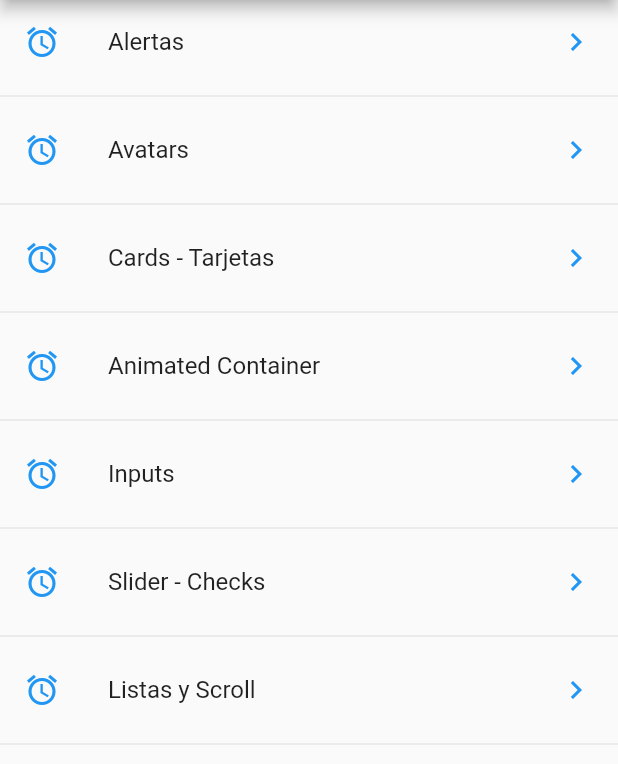
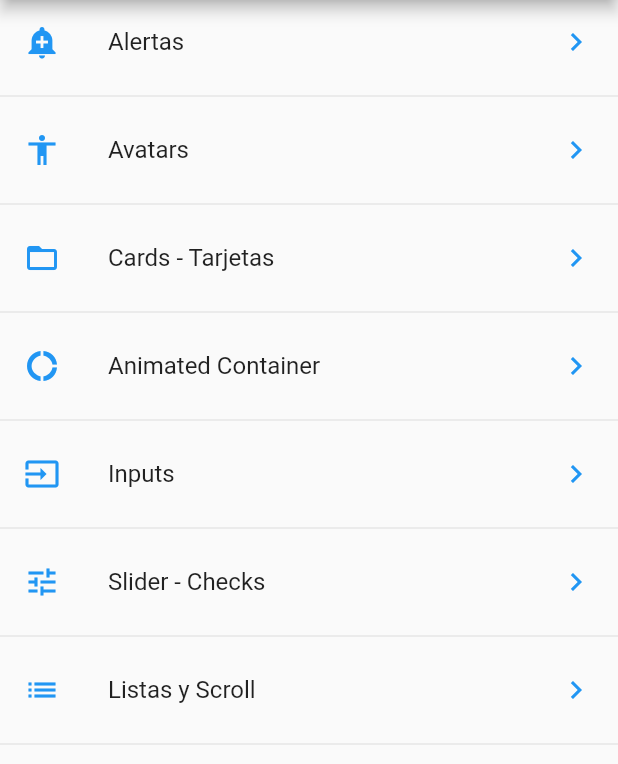
Before and after one commit to pedromaironi/components-in-flutter, a Flutter app: the screen it shows after launch, on a phone screen of 412 x 824 dp, the part 84-848 px from its top. Run offline on Flutter 3.47's test engine with Material 2 defaults, Android fonts, the phone set to English and light mode, and no system bars.

Commit message:
[Components] Adding a new util for manage Icons from json

```diff
--- a/lib/src/pages/homa_page.dart
+++ b/lib/src/pages/homa_page.dart
@@ -1,4 +1,5 @@
-import 'package:components_flutter/src/pages/providers/menu_provider.dart';
+import 'package:components_flutter/src/providers/menu_provider.dart';
+import 'package:components_flutter/src/utils/icons_string_util.dart';
 import 'package:flutter/cupertino.dart';
 import 'package:flutter/material.dart';
 
@@ -42,7 +43,7 @@ class HomePage extends StatelessWidget {
     data.forEach((opt) {
       final widgetTemp = ListTile(
         title: Text(opt['texto']),
-        leading: Icon(Icons.access_alarm, color:Colors.blue),
+        leading: getIcon(opt['icon']),
         trailing: Icon(Icons.keyboard_arrow_right, color: Colors.blue),
         onTap: (){
 
```
Also changed, not shown: lib/src/utils/icons_string_util.dart (added, +16 -0 lines), lib/src/pages/alert_page.dart (added), lib/src/pages/avatar_page.dart (added), lib/src/providers/menu_provider.dart (renamed from lib/src/pages/providers/menu_provider.dart).
